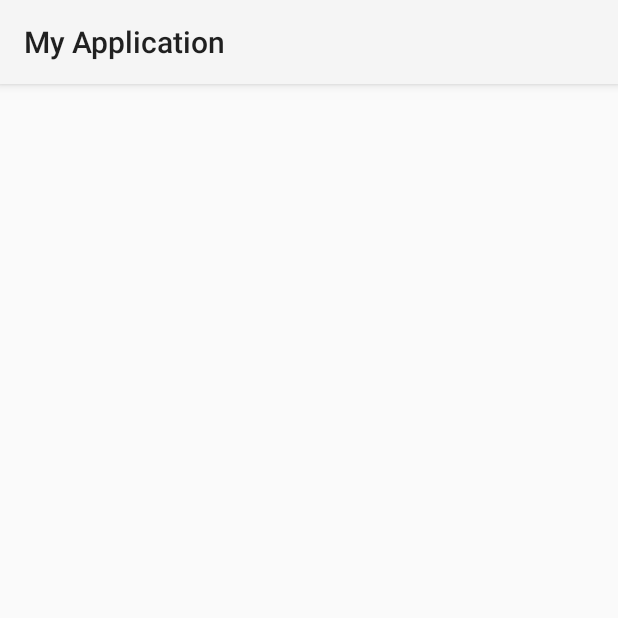
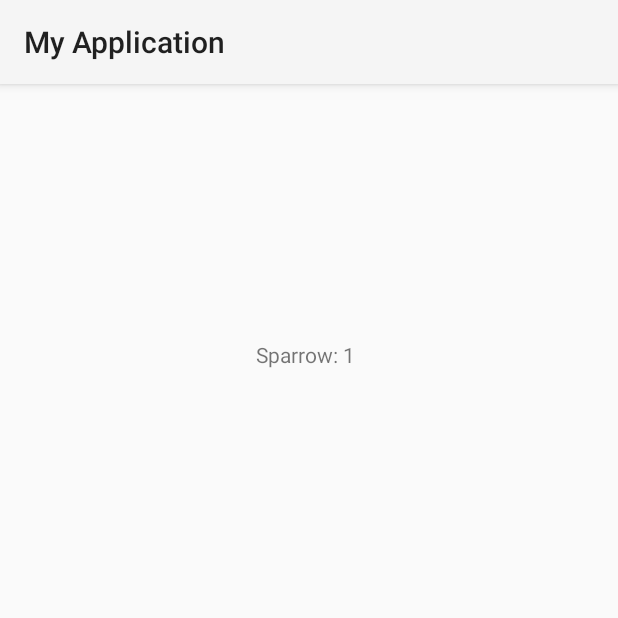
Before and after one commit to rempixel/birdup, an Android app built with Jetpack Compose: the screen it shows after launch (LogBookActivity), after a tap on "Log Book", on a phone screen of 412 x 824 dp, the top half of it. Run offline under Robolectric (Android 15) with nearby library versions, the phone set to English and light mode, and no system bars; our stand-ins replace Room's generated code.

Commit message:
working db example viewer

```diff
--- a/app/src/main/java/com/example/myapplication/AppDatabase.kt
+++ b/app/src/main/java/com/example/myapplication/AppDatabase.kt
@@ -1,9 +1,50 @@
 package com.example.myapplication
 
 import androidx.room.Database
+import androidx.room.Room
 import androidx.room.RoomDatabase
+import androidx.sqlite.db.SupportSQLiteDatabase
+import android.content.Context
+import kotlinx.coroutines.CoroutineScope
+import kotlinx.coroutines.Dispatchers
+import kotlinx.coroutines.launch
 
-@Database(entities = [Bird::class], version = 1, exportSchema = false)
+@Database(entities = [Bird::class], version = 2)
 abstract class AppDatabase : RoomDatabase() {
     abstract fun birdDao(): BirdDao
+
+    fun populateWithSampleData() {
+        CoroutineScope(Dispatchers.IO).launch {
+            val birdDao = birdDao()
+            birdDao.insertOrUpdateBird(Bird(species = "Sparrow", count = 1))
+            birdDao.insertOrUpdateBird(Bird(species = "Robin", count = 1))
+            birdDao.insertOrUpdateBird(Bird(species = "Blue Jay", count = 1))
+            birdDao.insertOrUpdateBird(Bird(species = "Cardinal", count = 1))
+        }
+    }
+
+    companion object {
+        @Volatile
+        private var INSTANCE: AppDatabase? = null
+
+        private val roomCallback = object : Callback() {
+            override fun onCreate(db: SupportSQLiteDatabase) {
+                super.onCreate(db)
+                INSTANCE?.populateWithSampleData()
+                android.util.Log.d("AppDatabase", "Database created and sample data populated.")
+            }
+        }
+
+        fun getInstance(context: Context): AppDatabase {
+            return INSTANCE ?: synchronized(this) {
+                Room.databaseBuilder(
+                    context.applicationContext,
+                    AppDatabase::class.java,
+                    "bird_database"
+                )
+                .addCallback(roomCallback)
+                .build().also { INSTANCE = it }
+            }
+        }
+    }
 }
--- a/app/src/main/java/com/example/myapplication/Bird.kt
+++ b/app/src/main/java/com/example/myapplication/Bird.kt
@@ -5,8 +5,6 @@ import androidx.room.PrimaryKey
 
 @Entity(tableName = "birds")
 data class Bird(
-    @PrimaryKey(autoGenerate = true) val id: Int = 0,
-    val name: String,
-    val location: String,
-    val dateSpotted: String
+    @PrimaryKey val species: String, // Use species as the primary key
+    val count: Int // Track the number of times the bird has been detected
 )
--- a/app/src/main/java/com/example/myapplication/BirdDao.kt
+++ b/app/src/main/java/com/example/myapplication/BirdDao.kt
@@ -2,13 +2,21 @@ package com.example.myapplication
 
 import androidx.room.Dao
 import androidx.room.Insert
+import androidx.room.OnConflictStrategy
 import androidx.room.Query
+import androidx.room.Update
 
 @Dao
 interface BirdDao {
     @Insert
     suspend fun insertBird(bird: Bird)
 
+    @Insert(onConflict = OnConflictStrategy.REPLACE)
+    suspend fun insertOrUpdateBird(bird: Bird)
+
+    @Query("UPDATE birds SET count = count + 1 WHERE species = :species")
+    suspend fun incrementBirdCount(species: String)
+
     @Query("SELECT * FROM birds")
-    suspend fun getAllBirds(): List<Bird>
+    fun getAllBirds(): List<Bird>
 }
--- a/app/src/main/java/com/example/myapplication/LogBookActivity.kt
+++ b/app/src/main/java/com/example/myapplication/LogBookActivity.kt
@@ -2,16 +2,50 @@ package com.example.myapplication
 
 import android.content.Context
 import android.content.Intent
+import android.os.Bundle
+import android.widget.ScrollView
+import android.widget.TextView
 import androidx.appcompat.app.AppCompatActivity
+import androidx.lifecycle.lifecycleScope
+import androidx.core.view.setPadding
+import kotlinx.coroutines.Dispatchers
+import kotlinx.coroutines.launch
+import kotlinx.coroutines.withContext
 
 private const val EXTRA_BIRD_LIST = "com.example.myapplication.bird_list"
-class LogBookActivity : AppCompatActivity () {
-    private var birdSeen = false // default have not seen bird before
+class LogBookActivity : AppCompatActivity() {
 
+    override fun onCreate(savedInstanceState: Bundle?) {
+        super.onCreate(savedInstanceState)
+        setContentView(R.layout.activity_log_book)
+
+        val scrollView = ScrollView(this).apply {
+            setPadding(256) // Add padding to prevent content from being hidden
+        }
+        val textView = TextView(this)
+        scrollView.addView(textView)
+        setContentView(scrollView) // Set the ScrollView as the content view
+
+        // Initialize the database
+        val database = AppDatabase.getInstance(applicationContext) // Use singleton instance
+
+        // Populate the database with sample data for testing if needed
+//        database.populateWithSampleData()
+
+        // Fetch and display bird data on a background thread
+        lifecycleScope.launch(Dispatchers.IO) { // Use Dispatchers.IO for background work
+            val birdDao = database.birdDao()
+            val birds = birdDao.getAllBirds()
+            android.util.Log.d("LogBookActivity", "Fetched birds: $birds")
+            withContext(Dispatchers.Main) { // Switch back to the main thread to update the UI
+                textView.text = birds.joinToString("\n") { "${it.species}: ${it.count}" }
+            }
+        }
+    }
 
     companion object {
-        fun newIntent (packageContext : Context, birdList : Array<String> ) : Intent {
-            return Intent(packageContext, LogBookActivity::class.java).apply{
+        fun newIntent(packageContext: Context, birdList: Array<String>): Intent {
+            return Intent(packageContext, LogBookActivity::class.java).apply {
                 putExtra(EXTRA_BIRD_LIST, birdList)
             }
         }
--- /dev/null
+++ b/app/src/main/res/layout/activity_log_book.xml
@@ -0,0 +1,15 @@
+<LinearLayout
+    xmlns:android="http://schemas.android.com/apk/res/android"
+    android:layout_width="match_parent"
+    android:layout_height="match_parent"
+    android:orientation="vertical"
+    android:padding="16dp">
+
+    <TextView
+        android:id="@+id/bird_list_text_view"
+        android:layout_width="match_parent"
+        android:layout_height="wrap_content"
+        android:text="Bird List"
+        android:textSize="16sp"
+        android:padding="8dp" />
+</LinearLayout>
```
